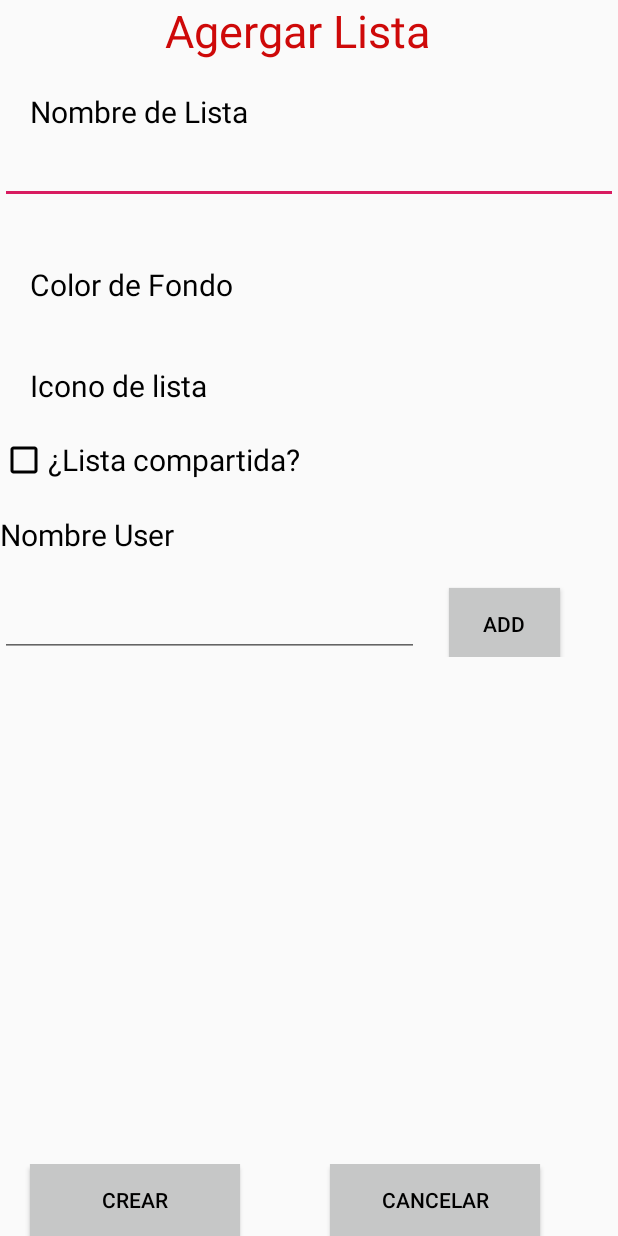
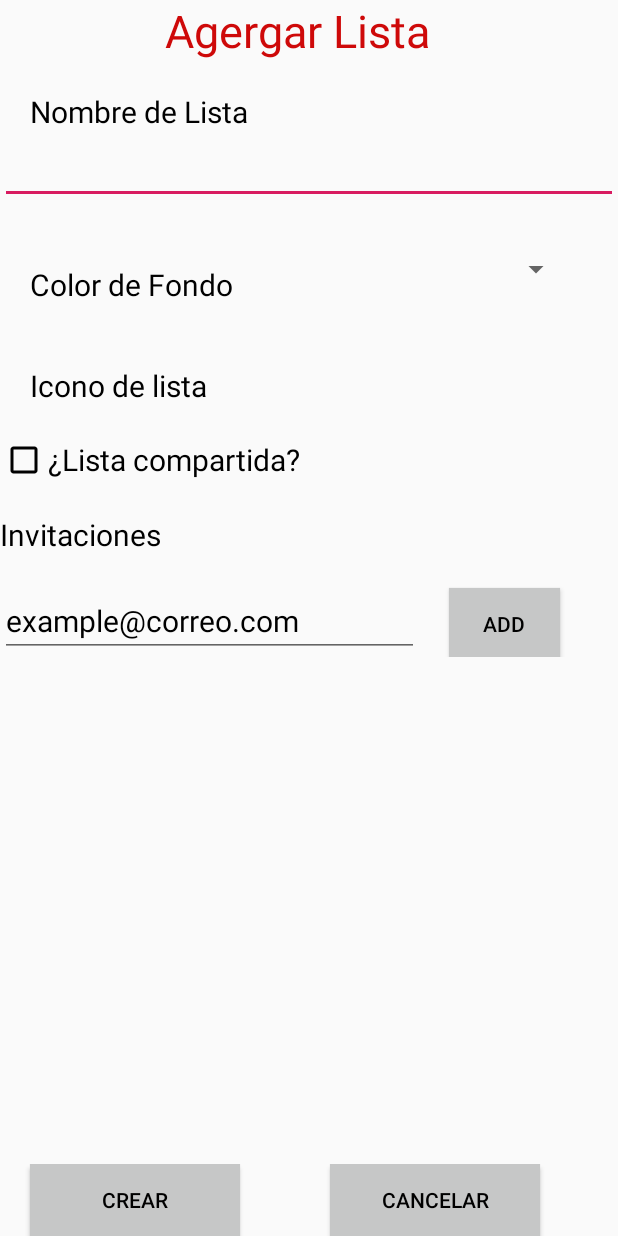
Before and after one commit to starburstx64/ToDoList, an Android app: the layout activity_list.xml on its own in the app's theme, with its tools: preview values and no code run, on a phone screen of 412 x 824 dp. Run offline under Robolectric (Android 15) with nearby library versions, the phone set to English and light mode, and no system bars.

```diff
--- a/app/build.gradle
+++ b/app/build.gradle
@@ -46,7 +46,7 @@ dependencies {
     implementation 'androidx.lifecycle:lifecycle-extensions:2.0.0'
     implementation 'androidx.navigation:navigation-fragment-ktx:2.0.0'
     implementation 'androidx.navigation:navigation-ui-ktx:2.0.0'
-    implementation 'com.google.firebase:firebase-database:16.0.4'
+    implementation 'com.google.firebase:firebase-database:19.2.0'
     implementation 'androidx.preference:preference:1.1.0-alpha05'
     testImplementation 'junit:junit:4.12'
     androidTestImplementation 'androidx.test:runner:1.2.0'
@@ -58,4 +58,5 @@ dependencies {
 
     implementation 'com.facebook.stetho:stetho:1.5.1'
     implementation 'androidx.mediarouter:mediarouter:1.1.0'
+    apply plugin: 'com.google.gms.google-services'
 }
--- a/app/src/main/java/com/redb/to_dolist/DB/AppDatabase.kt
+++ b/app/src/main/java/com/redb/to_dolist/DB/AppDatabase.kt
@@ -56,7 +56,7 @@ abstract class AppDatabase: RoomDatabase(){
         fun initializeData(db: SupportSQLiteDatabase) {
             db.beginTransaction()
 
-            db.execSQL("INSERT INTO Aplicacion(idAplicacion) VALUES (0)")
+            db.execSQL("INSERT INTO Aplicacion(idAplicacion, logedUser) VALUES (0, 'raulhotmailcom')")
 
             db.setTransactionSuccessful()
             db.endTransaction()
--- a/app/src/main/java/com/redb/to_dolist/DB/DAOs/AplicacionDao.kt
+++ b/app/src/main/java/com/redb/to_dolist/DB/DAOs/AplicacionDao.kt
@@ -9,4 +9,7 @@ interface AplicacionDao {
 
     @Query("SELECT * FROM Aplicacion")
     fun getAll():List<AplicacionEntity>
+
+    @Query("SELECT logedUser FROM Aplicacion WHERE idAplicacion = 0")
+    fun getLoggedUser() : String?
 }
--- a/app/src/main/java/com/redb/to_dolist/Vistas/MenuPrincipalActivity.kt
+++ b/app/src/main/java/com/redb/to_dolist/Vistas/MenuPrincipalActivity.kt
@@ -36,7 +36,7 @@ class MenuPrincipalActivity : AppCompatActivity() {
                 .setAction("Action", null).show()
         }
         val drawerLayout: DrawerLayout = findViewById(R.id.drawer_layout)
-        val navView = findViewById<NavigationView>(R.id.nav_view)
+        val navView : NavigationView = findViewById(R.id.nav_view)
         val navController = findNavController(R.id.nav_host_fragment)
         // Passing each menu ID as a set of Ids because each
         // menu should be considered as top level destinations.
--- a/app/src/main/res/layout/activity_list.xml
+++ b/app/src/main/res/layout/activity_list.xml
@@ -43,7 +43,7 @@
         android:layout_width="match_parent"
         android:layout_height="wrap_content">
         <EditText
-            android:id="@+id/usuario_edtiText_nameList"
+            android:id="@+id/list_edtiText_nameList"
             android:layout_width="match_parent"
             android:layout_height="wrap_content"
             android:textColor="@color/black"
@@ -57,6 +57,7 @@
         android:layout_height="wrap_content"
         android:layout_marginTop="20dp">
         <TextView
+            android:layout_gravity="top"
             android:id="@+id/list_textView_color"
             android:layout_marginTop="20dp"
             android:layout_width="wrap_content"
@@ -64,14 +65,13 @@
             android:text="@string/color_fondo"
             android:textColor="@color/black"
             android:textSize="20sp"
-            android:layout_marginLeft="20sp"/>
+            android:layout_marginStart="20sp"/>
+
         <Spinner
-            android:layout_marginLeft="70dp"
             android:id="@+id/spinner_color"
-            android:layout_width="wrap_content"
+            android:layout_width="156dp"
             android:layout_height="match_parent"
-            android:background="@color/gray"
-             />
+            android:layout_marginStart="70dp" />
     </LinearLayout>
 
     <LinearLayout
@@ -134,7 +134,8 @@
         android:layout_marginTop="20dp">
 
         <EditText
-            android:id="@+id/usuario_edtiText_userName"
+            android:hint="example@correo.com"
+            android:id="@+id/list_edtiText_userName"
             android:layout_width="279dp"
             android:layout_height="wrap_content"
             android:textColor="@color/black"
@@ -142,7 +143,7 @@
             android:textSize="20sp" />
 
         <Button
-            android:id="@+id/iniciarSesion_button_addUser"
+            android:id="@+id/list_button_addUser"
             android:layout_width="74dp"
             android:layout_height="wrap_content"
             android:layout_marginLeft="20dp"
@@ -155,8 +156,10 @@
 
 
     <androidx.recyclerview.widget.RecyclerView
-        android:layout_width="0dp"
-        android:layout_height="match_parent"
+        android:id="@+id/list_recyclerView_showUser"
+        android:scrollbars="vertical"
+        android:layout_width="match_parent"
+        android:layout_height="0dp"
         android:layout_weight=".50" />
 
 
@@ -166,7 +169,7 @@
         android:layout_marginTop="20dp">
 
         <Button
-            android:id="@+id/iniciarSesion_button_craerLista"
+            android:id="@+id/list_button_crearLista"
             android:layout_width="140sp"
             android:layout_height="wrap_content"
             android:layout_marginLeft="20dp"
@@ -175,7 +178,7 @@
             android:textColor="@color/black" />
 
         <Button
-            android:id="@+id/iniciarSesion_button_cancelarLista"
+            android:id="@+id/list_button_cancelarLista"
             android:layout_width="140sp"
             android:layout_height="wrap_content"
             android:layout_marginLeft="60dp"
--- a/app/src/main/res/values/strings.xml
+++ b/app/src/main/res/values/strings.xml
@@ -35,7 +35,7 @@
     <string name="color_fondo">Color de Fondo</string>}
     <string name="icono_lista">Icono de lista</string>
     <string name="lista_compartida">¿Lista compartida?</string>
-    <string name="user_name">Nombre User</string>
+    <string name="user_name">Invitaciones</string>
     <string name="add_user">Add</string>
     <string name="crear_listas">Crear</string>
     <string name="cancelar_listas">Cancelar</string>
--- a/build.gradle
+++ b/build.gradle
@@ -10,7 +10,7 @@ buildscript {
     dependencies {
         classpath 'com.android.tools.build:gradle:3.5.0'
         classpath "org.jetbrains.kotlin:kotlin-gradle-plugin:$kotlin_version"
-        classpath 'com.google.gms:google-services:4.2.0'
+        classpath 'com.google.gms:google-services:4.3.3'
         // NOTE: Do not place your application dependencies here; they belong
         // in the individual module build.gradle files
     }
```
Also changed, not shown: app/src/main/AndroidManifest.xml (+15 -12 lines), app/src/main/java/com/redb/to_dolist/Vistas/ActivityList.kt (+174 -1 lines), app/src/main/res/drawable/ic_delete_black_24dp.xml (added, +9 -0 lines), app/src/main/res/layout/rv_list_user_list.xml (added, +20 -0 lines), 2 other files.
